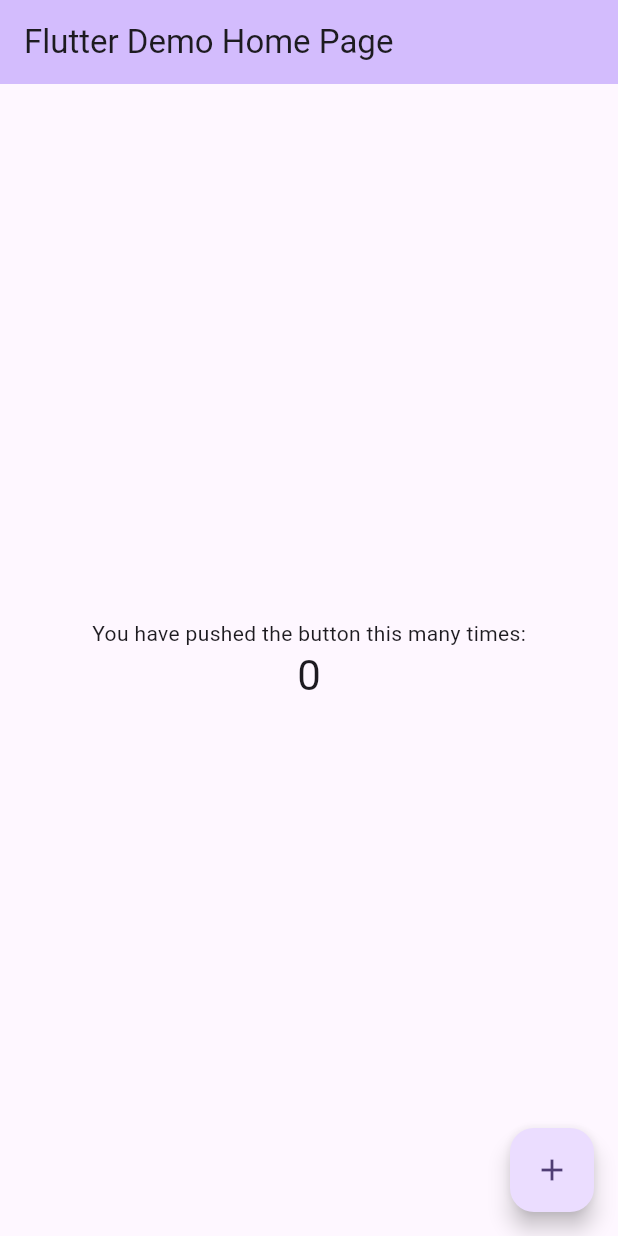
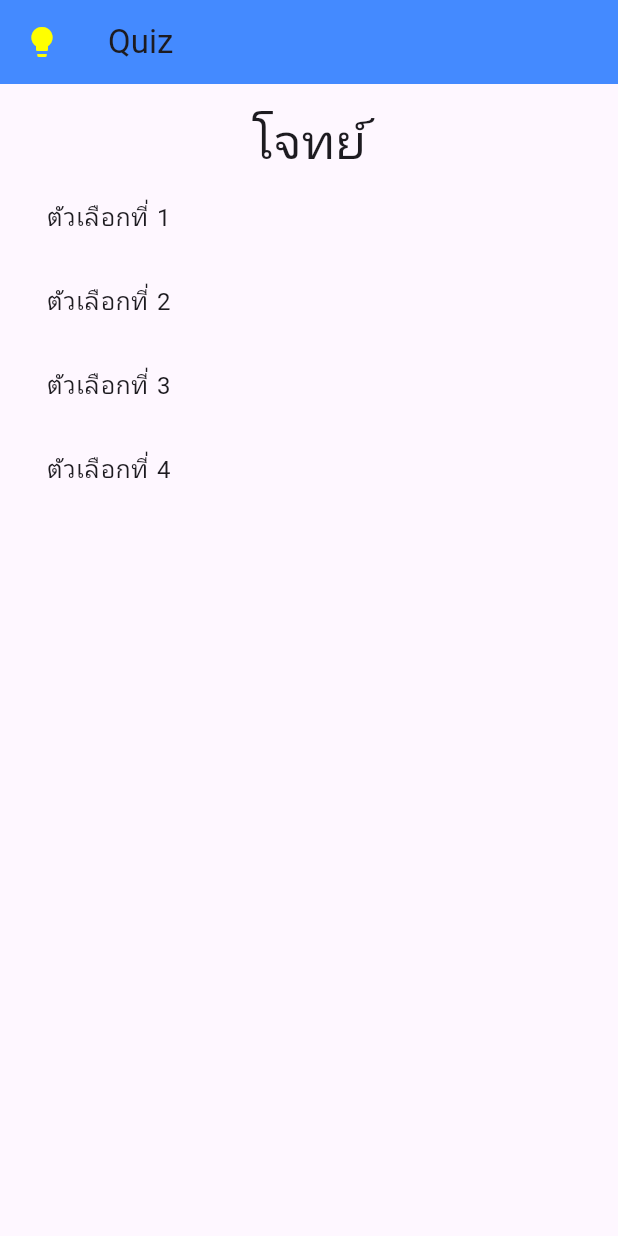
Before and after one commit to rapeeza1598/Application-Program-Development-for-Mobile-Devices, a Flutter app: the screen it shows after launch, on a phone screen of 412 x 824 dp. Run offline on Flutter 3.47's test engine with Material 3 defaults, Android fonts, the phone set to English and light mode, and no system bars; our stand-ins replace shared_preferences.

Commit message:
:fire: Remove file and Add example quiz screen

```diff
--- a/lab4/lib/main.dart
+++ b/lab4/lib/main.dart
@@ -1,4 +1,5 @@
 import 'package:flutter/material.dart';
+import 'package:lab4/r1.dart';
 
 void main() {
   runApp(const MyApp());
@@ -16,7 +17,8 @@ class MyApp extends StatelessWidget {
         colorScheme: ColorScheme.fromSeed(seedColor: Colors.deepPurple),
         useMaterial3: true,
       ),
-      home: const MyHomePage(title: 'Flutter Demo Home Page'),
+      // home: const MyHomePage(title: 'Flutter Demo Home Page'),
+      home: const r1(),
     );
   }
 }
--- /dev/null
+++ b/lab4/lib/r1.dart
@@ -0,0 +1,56 @@
+import 'package:flutter/material.dart';
+
+class r1 extends StatefulWidget {
+  const r1({super.key});
+
+  @override
+  State<r1> createState() => _r1State();
+}
+
+class _r1State extends State<r1> {
+  @override
+  Widget build(BuildContext context) {
+    return Scaffold(
+        appBar: AppBar(
+          leading: const Icon(
+            Icons.lightbulb,
+            color: Colors.yellowAccent,
+          ),
+          title: const Text("Quiz"),
+          backgroundColor: Colors.blueAccent,
+        ),
+        body: Padding(
+          padding: const EdgeInsets.all(15.0),
+          child: Center(
+            child: Column(
+                mainAxisAlignment: MainAxisAlignment.start,
+                crossAxisAlignment: CrossAxisAlignment.start,
+                children: [
+                  Column(children: [
+                    const Text(
+                      "โจทย์",
+                      style: TextStyle(fontSize: 32),
+                    ),
+                    ListView(
+                      shrinkWrap: true,
+                      children: const [
+                        ListTile(
+                          title: Text("ตัวเลือกที่ 1"),
+                        ),
+                        ListTile(
+                          title: Text("ตัวเลือกที่ 2"),
+                        ),
+                        ListTile(
+                          title: Text("ตัวเลือกที่ 3"),
+                        ),
+                        ListTile(
+                          title: Text("ตัวเลือกที่ 4"),
+                        ),
+                      ],
+                    )
+                  ]),
+                ]),
+          ),
+        ));
+  }
+}
```
Also changed, not shown: lab4/lib/quiz.dart (deleted).
